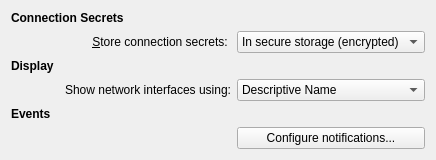
The window that settings/config/othersettings.ui (netrunner-debian-kde-extras/networkmanagement) describes before a commit, drawn with Qt 5.
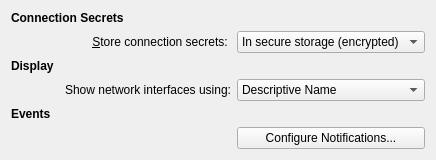
The same window after the commit.

```diff
--- a/settings/config/othersettings.ui
+++ b/settings/config/othersettings.ui
@@ -104,7 +104,7 @@
    <item row="5" column="2">
     <widget class="QPushButton" name="notificationsButton">
      <property name="text">
-      <string>Configure notifications...</string>
+      <string>Configure Notifications...</string>
      </property>
     </widget>
    </item>
```
